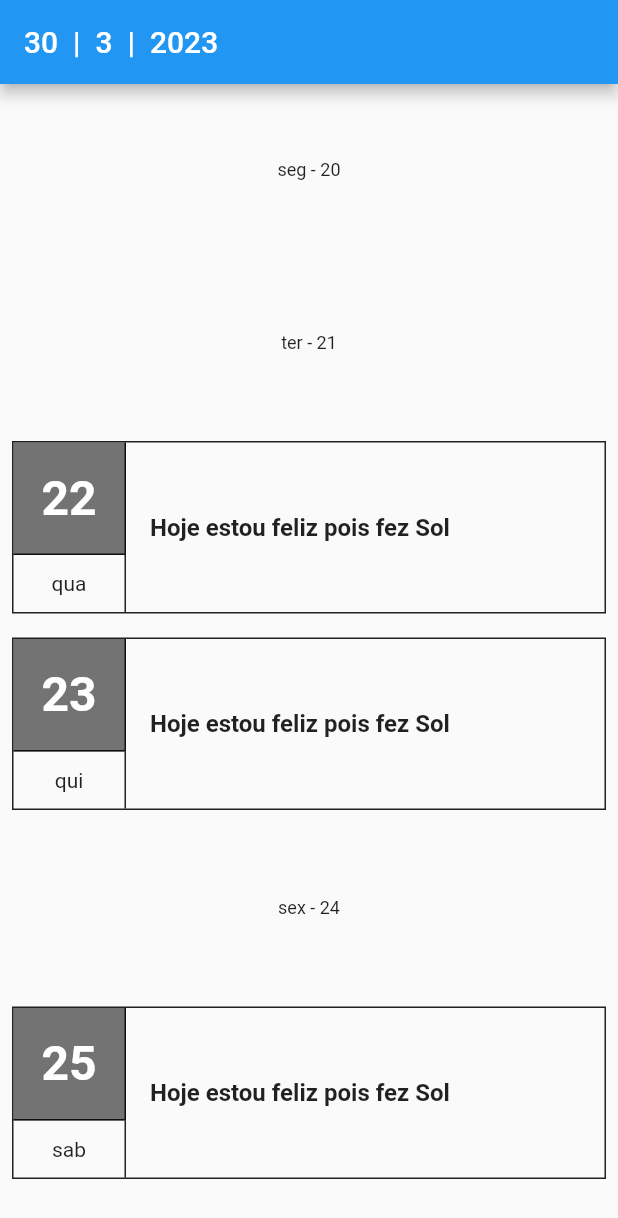
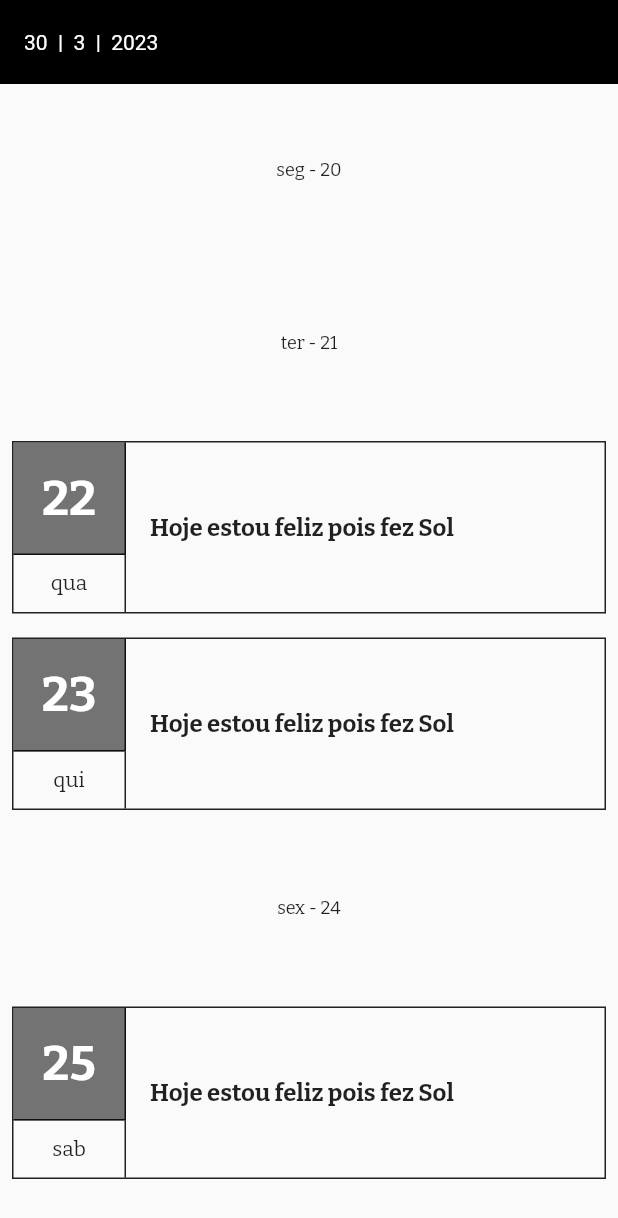
Before and after one commit to jhoisz/flutter_web_api, a Flutter app: the screen it shows after launch, on a phone screen of 412 x 824 dp. Shown: the top 1218 px of the screen. Run offline on Flutter 3.47's test engine with Material 2 defaults, Android fonts, the phone set to English and light mode, and no system bars; our stand-ins replace google_fonts.

Commit message:
#1 Adicionando tema do projeto

```diff
--- a/lib/main.dart
+++ b/lib/main.dart
@@ -1,4 +1,5 @@
 import 'package:flutter/material.dart';
+import 'package:google_fonts/google_fonts.dart';
 import 'screens/home_screen/home_screen.dart';
 
 void main() {
@@ -12,6 +13,17 @@ class MyApp extends StatelessWidget {
     return MaterialApp(
       title: 'Simple Journal',
       debugShowCheckedModeBanner: false,
+      theme: ThemeData(
+        primarySwatch: Colors.grey,
+        appBarTheme: const AppBarTheme(
+          elevation: 0,
+          backgroundColor: Colors.black,
+          titleTextStyle: TextStyle(
+            color: Colors.white,
+          ),
+        ),
+        textTheme: GoogleFonts.bitterTextTheme(),
+      ),
       darkTheme: ThemeData.dark(),
       themeMode: ThemeMode.light,
       initialRoute: "home",
--- a/pubspec.yaml
+++ b/pubspec.yaml
@@ -14,6 +14,7 @@ dependencies:
 
   cupertino_icons: ^1.0.2
   uuid: ^3.0.6
+  google_fonts: ^3.0.1
 
 dev_dependencies:
   flutter_test:
```
Also changed, not shown: pubspec.lock, 1 other file.
